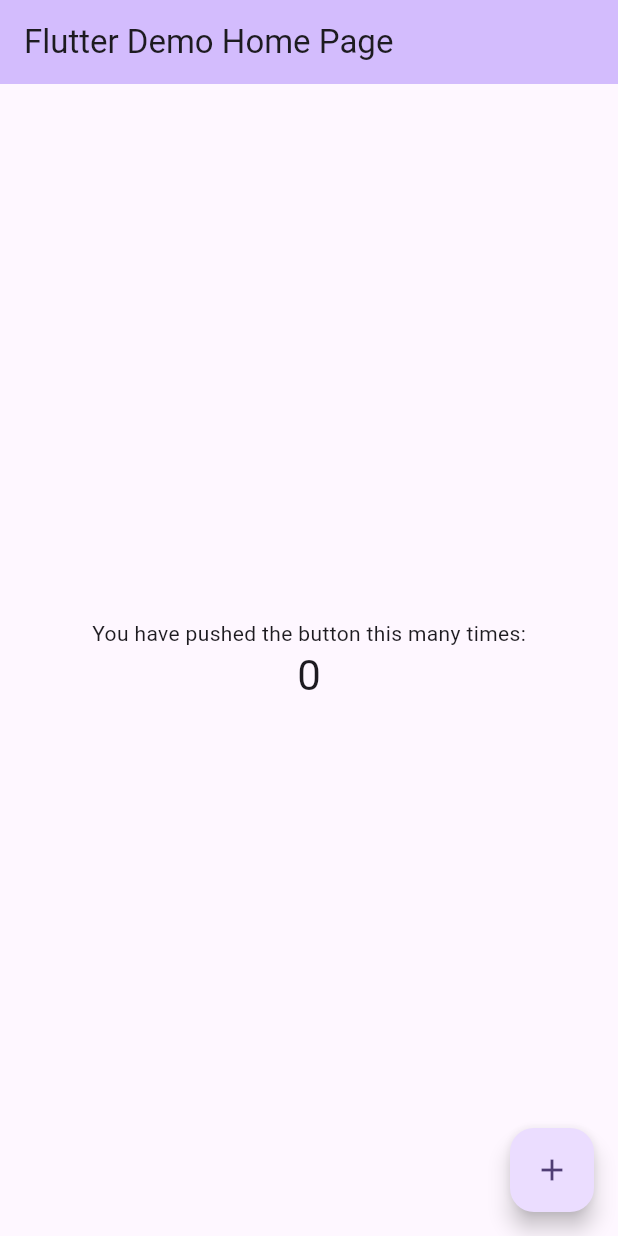
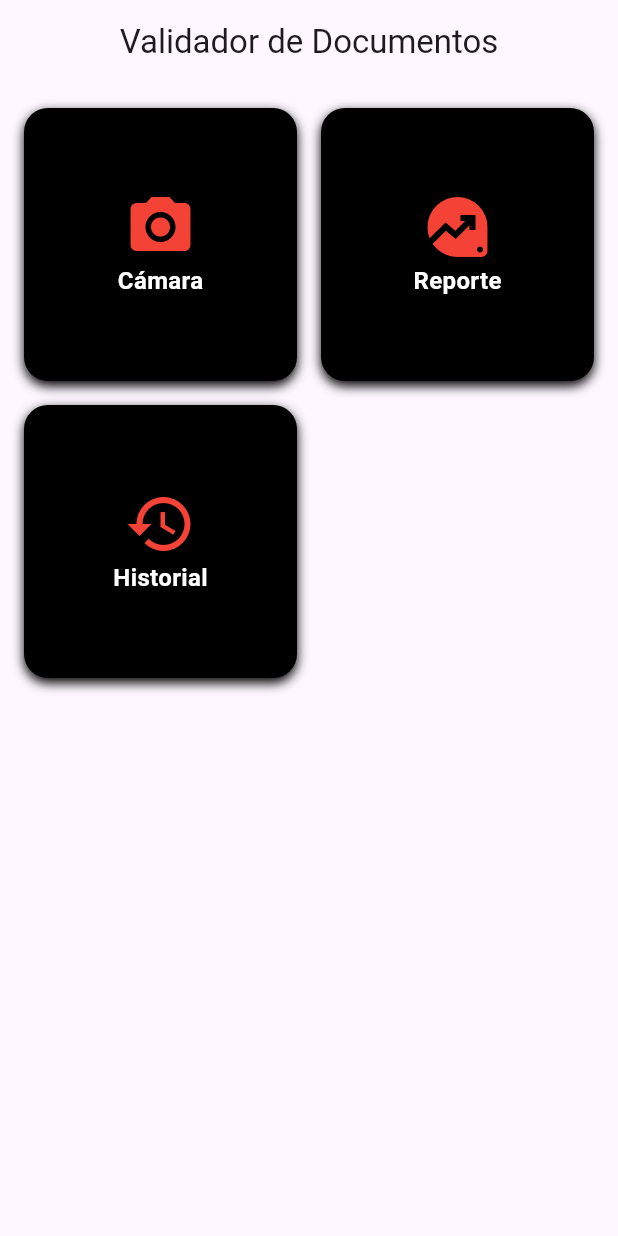
Before and after one commit to Josuesilva1/proyecto_DocuCheck, a Flutter app: the screen it shows after launch, on a phone screen of 412 x 824 dp. Run offline on Flutter 3.47's test engine with Material 3 defaults, Android fonts, the phone set to English and light mode, and no system bars.

Commit message:
propuesta inicial me modularidad y menu

```diff
--- /dev/null
+++ b/lib/helpers/menuItems.dart
@@ -0,0 +1,41 @@
+import 'package:flutter/material.dart';
+
+Widget menuItems(BuildContext context, IconData icon, String title, String ?route) {
+  return InkWell(
+    //onTap: () {Navigator.pushNamed(context, route);},
+    onTap: (){},
+    borderRadius: BorderRadius.circular(16),
+    child: Container(
+      decoration: BoxDecoration(
+        borderRadius: BorderRadius.circular(16),
+        color: Colors.black,
+        boxShadow: [
+          BoxShadow(
+            color: Colors.black,
+            blurRadius: 6,
+            offset: const Offset(0, 3),
+          ),
+        ],
+      ),
+      child: Column(
+        mainAxisAlignment: MainAxisAlignment.center,
+        children: [
+          Icon(
+            icon,
+            size: 48,
+            color: Colors.red,
+            ),
+          SizedBox(width: 12),
+          Text(
+            title,
+            style: TextStyle(
+              fontSize: 16,
+              color: Colors.white,
+              fontWeight: FontWeight.bold,
+            ),
+          ),
+        ],
+      ),
+    ),
+  );
+}
--- a/lib/main.dart
+++ b/lib/main.dart
@@ -1,4 +1,5 @@
 import 'package:flutter/material.dart';
+import '../routes/appRoutes.dart';
 
 void main() {
   runApp(const MyApp());
@@ -6,59 +7,13 @@ void main() {
 
 class MyApp extends StatelessWidget {
   const MyApp({super.key});
+
   @override
   Widget build(BuildContext context) {
     return MaterialApp(
-      title: 'Flutter Demo',
-      theme: ThemeData(colorScheme: .fromSeed(seedColor: Colors.deepPurple)),
-      home: const MyHomePage(title: 'Flutter Demo Home Page'),
+      debugShowCheckedModeBanner: false,
+      initialRoute: AppRoutes.menuPrincipal,
+      routes: AppRoutes.getRoutes(),
     );
   }
 }
-
-class MyHomePage extends StatefulWidget {
-  const MyHomePage({super.key, required this.title});
-
-  final String title;
-
-  @override
-  State<MyHomePage> createState() => _MyHomePageState();
-}
-
-class _MyHomePageState extends State<MyHomePage> {
-  int _counter = 0;
-
-  void _incrementCounter() {
-    setState(() {
-      _counter++;
-    });
-  }
-
-  @override
-  Widget build(BuildContext context) {
-    return Scaffold(
-      appBar: AppBar(
-        backgroundColor: Theme.of(context).colorScheme.inversePrimary,
-
-        title: Text(widget.title),
-      ),
-      body: Center(
-        child: Column(
-          mainAxisAlignment: .center,
-          children: [
-            const Text('You have pushed the button this many times:'),
-            Text(
-              '$_counter',
-              style: Theme.of(context).textTheme.headlineMedium,
-            ),
-          ],
-        ),
-      ),
-      floatingActionButton: FloatingActionButton(
-        onPressed: _incrementCounter,
-        tooltip: 'Increment',
-        child: const Icon(Icons.add),
-      ),
-    );
-  }
-}
--- /dev/null
+++ b/lib/pages/capturaPage.dart
@@ -0,0 +1,15 @@
+import 'package:flutter/material.dart';
+
+class CapturaPage extends StatefulWidget {
+  const CapturaPage({super.key});
+
+  @override
+  State<CapturaPage> createState() => _CapturaPageState();
+}
+
+class _CapturaPageState extends State<CapturaPage> {
+  @override
+  Widget build(BuildContext context) {
+    return const Placeholder();
+  }
+}
--- /dev/null
+++ b/lib/pages/menuPrincipal.dart
@@ -0,0 +1,31 @@
+import 'package:flutter/material.dart';
+import '../helpers/menuItems.dart';
+import '../routes/appRoutes.dart';
+
+class MenuPrincipal extends StatelessWidget {
+  const MenuPrincipal({super.key});
+
+  @override
+  Widget build(BuildContext context) {
+    return Scaffold(
+      appBar: AppBar(
+        title: Text('Validador de Documentos'),
+        centerTitle: true,
+      ),
+      body: GridView.count(
+        crossAxisCount: 2,
+        padding: EdgeInsets.all(16),
+        crossAxisSpacing: 16,
+        mainAxisSpacing: 16,
+        children: [
+          /*menuItems(context, Icons.camera_alt, "Cámara", AppRoutes.capturaImage),
+          enuItems(context, Icons.data_exploration, "Reporte", () {}),
+          menuItems(context, Icons.history, "Historial", () {}),*/
+          menuItems(context, Icons.camera_alt, "Cámara", AppRoutes.capturaImage),
+          menuItems(context, Icons.data_exploration, "Reporte", AppRoutes.capturaImage),
+          menuItems(context, Icons.history, "Historial", AppRoutes.capturaImage),
+        ],
+      ),
+    );
+  }
+}
--- /dev/null
+++ b/lib/routes/appRoutes.dart
@@ -0,0 +1,15 @@
+import 'package:flutter/material.dart';
+import '../pages/menuPrincipal.dart';
+import '../pages/capturaPage.dart';
+
+class AppRoutes {
+  static const String menuPrincipal = '/menuPrincipal';
+  static const String capturaImage = '/capturaPage';
+
+  static Map<String, WidgetBuilder> getRoutes() {
+    return {
+      menuPrincipal: (context) => const MenuPrincipal(),
+      capturaImage: (context) => const CapturaPage(),
+    };
+  }
+}
```
